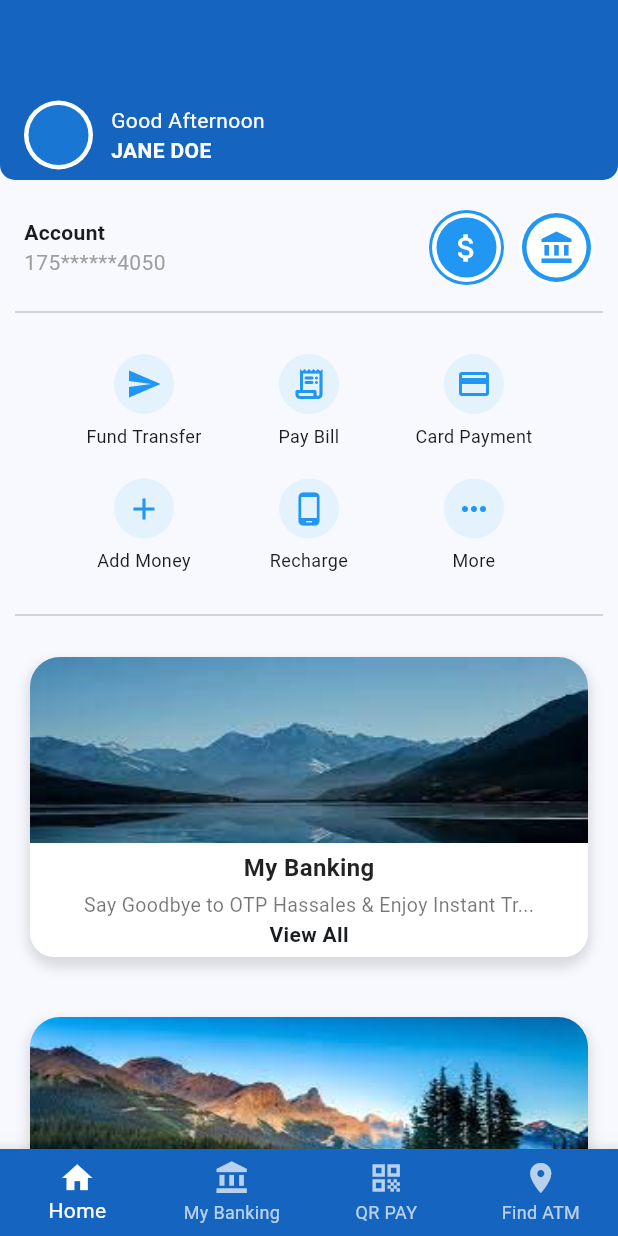
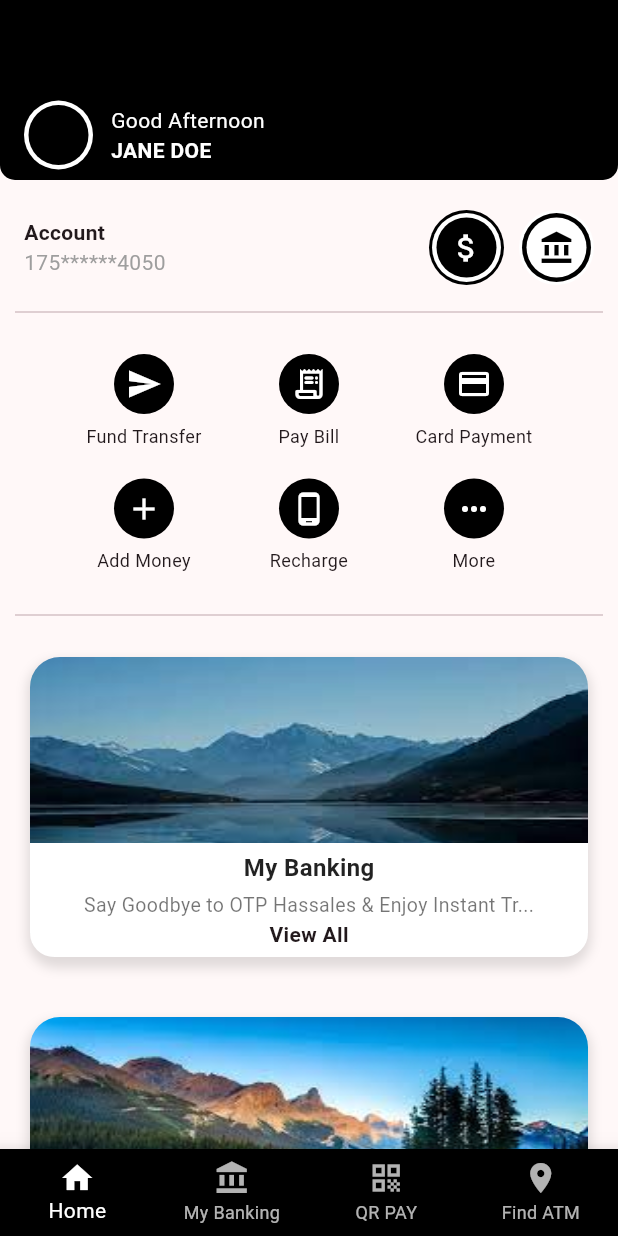
Before and after one commit to Masfiqun/Banking-System, a Flutter app: the screen it shows after launch, after a tap on "Login", on a phone screen of 412 x 824 dp. Run offline on Flutter 3.47's test engine with Material 3 defaults, Android fonts, the phone set to English and light mode, and no system bars; our stand-ins replace fl_chart.

Commit message:
color fixing

```diff
--- a/lib/Pages/QrPage.dart
+++ b/lib/Pages/QrPage.dart
@@ -60,8 +60,6 @@ class QRPayPage extends StatelessWidget {
                     ),
                   ),
                   CustomButton(
-                    textcolor: Colors.white,
-                    color: Colors.blue,
                     text: 'Continue',
                     onPressed: (){}
                   ),
--- a/lib/Pages/banking_page.dart
+++ b/lib/Pages/banking_page.dart
@@ -1,3 +1,4 @@
+import 'package:banking_system/Utils/color.dart';
 import 'package:flutter/material.dart';
 
 class MyBankingPage extends StatelessWidget {
@@ -41,14 +42,14 @@ class MyBankingPage extends StatelessWidget {
                   title: 'My Acc. Transfer',
                   subtitle: 'Transfer to your SCU account',
                   color: Colors.lightBlue.shade50,
-                  icolor: Colors.blue,
+                  icolor: AppColors.primary,
                 ),
                 _buildCardOption(
                   icon: Icons.signpost_rounded,
                   title: 'My MFS Transfer',
                   subtitle: 'Transfer to your MFS account',
                   color: Colors.lightBlue.shade50,
-                  icolor: Colors.blue,
+                  icolor: AppColors.primary,
                 ),
                 _buildCardOption(
                   icon: Icons.credit_card,
--- a/lib/Pages/dashboard.dart
+++ b/lib/Pages/dashboard.dart
@@ -2,6 +2,7 @@ import 'package:banking_system/Pages/QrPage.dart';
 import 'package:banking_system/Pages/banking_page.dart';
 import 'package:banking_system/Pages/findATM.dart';
 import 'package:banking_system/Pages/homepage.dart';
+import 'package:banking_system/Utils/color.dart';
 import 'package:flutter/material.dart';
 
 class DashboardPage extends StatefulWidget {
@@ -76,7 +77,7 @@ class _DashboardPageState extends State<DashboardPage> {
         child: BottomNavigationBar(
           selectedItemColor: Colors.white,
           unselectedItemColor: Colors.white70,
-          backgroundColor: Colors.blue.shade800,
+          backgroundColor: AppColors.primary,
           currentIndex: _currentIndex,
           type: BottomNavigationBarType.fixed,
           onTap: _onTabTapped,
--- a/lib/Pages/homepage.dart
+++ b/lib/Pages/homepage.dart
@@ -1,5 +1,6 @@
 import 'package:banking_system/Pages/cardPayment.dart';
 import 'package:banking_system/Utils/buttons.dart';
+import 'package:banking_system/Utils/color.dart';
 import 'package:flutter/material.dart';
 import 'package:fl_chart/fl_chart.dart';
 
@@ -81,6 +82,7 @@ class _HomePageState extends State<HomePage> with SingleTickerProviderStateMixin
   @override
   Widget build(BuildContext context) {
     return Scaffold(
+      // backgroundColor: AppColors.background,
         key: _scaffoldKey,
         drawer: Drawer(
           // drawer content here
@@ -190,7 +192,7 @@ class _HomePageState extends State<HomePage> with SingleTickerProviderStateMixin
         slivers: [
           SliverAppBar(
             automaticallyImplyLeading: false,
-            backgroundColor: Colors.blue.shade800,
+            backgroundColor: AppColors.primary,
             expandedHeight: 120,
             pinned: true,
             shape: RoundedRectangleBorder(
@@ -208,7 +210,7 @@ class _HomePageState extends State<HomePage> with SingleTickerProviderStateMixin
                       radius: 23,
                       backgroundColor: Colors.white,
                       child: CircleAvatar(
-                        backgroundColor: Colors.blue.shade700,
+                        backgroundColor: AppColors.primary,
                         radius: 20,
                       ),
                     ),
@@ -217,7 +219,12 @@ class _HomePageState extends State<HomePage> with SingleTickerProviderStateMixin
                       crossAxisAlignment: CrossAxisAlignment.start,
                       mainAxisAlignment: MainAxisAlignment.center,
                       children: [
-                        Text('Good Afternoon', style: TextStyle(color: Colors.white)),
+                        GestureDetector(
+                          onTap: () {
+                            _scaffoldKey.currentState?.openDrawer();
+                          },
+                          child: Text('Good Afternoon', style: TextStyle(color: Colors.white))
+                        ),
                         GestureDetector(
                           onTap: (){
                             _scaffoldKey.currentState?.openDrawer();
@@ -258,12 +265,12 @@ class _HomePageState extends State<HomePage> with SingleTickerProviderStateMixin
                         children: [
                           CircleAvatar(
                             radius: 25,
-                            backgroundColor: Colors.blue,
+                            backgroundColor: AppColors.primary,
                             child: CircleAvatar(
                               radius: 23,
                               backgroundColor: Colors.white,
                               child: CircleAvatar(
-                                backgroundColor: Colors.blue,
+                                backgroundColor: AppColors.primary,
                                 child: Icon(Icons.attach_money, color: Colors.white)
                               ),
                             ),
@@ -274,10 +281,10 @@ class _HomePageState extends State<HomePage> with SingleTickerProviderStateMixin
                             backgroundColor: Colors.white,
                             child: CircleAvatar(
                               radius: 23,
-                              backgroundColor: Colors.blue,
+                              backgroundColor: AppColors.primary,
                               child: CircleAvatar(
                                 backgroundColor: Colors.white,
-                                child: Icon(Icons.account_balance, color: Colors.blue)
+                                child: Icon(Icons.account_balance, color: AppColors.primary)
                               ),
                             ),
                           ),
@@ -343,7 +350,7 @@ class _HomePageState extends State<HomePage> with SingleTickerProviderStateMixin
                     child: Container(
                       height: 200,
                       decoration: BoxDecoration(
-                        gradient: const LinearGradient(colors: [Colors.indigo, Colors.blueAccent]),
+                        gradient: const LinearGradient(colors: [Colors.indigo, AppColors.primary]),
                         borderRadius: BorderRadius.circular(20),
                         boxShadow: [
                           BoxShadow(
@@ -397,7 +404,7 @@ class Account extends StatelessWidget {
       child: Scaffold(
         backgroundColor: Colors.white,
         appBar: AppBar(
-          backgroundColor: Colors.blue.shade800,
+          backgroundColor: AppColors.primary,
           centerTitle: true,
           elevation: 0,
           leading: const BackButton(color: Colors.white),
@@ -488,7 +495,7 @@ class Account extends StatelessWidget {
                         style: TextStyle(
                             fontSize: 24,
                             fontWeight: FontWeight.bold,
-                            color: Colors.blue)),
+                            color: AppColors.primary)),
                   ],
                 ),
               ),
@@ -514,7 +521,7 @@ class Account extends StatelessWidget {
                 child: TabBar(
                   labelColor: Colors.black,
                   unselectedLabelColor: Colors.grey,
-                  indicatorColor: Colors.blue,
+                  indicatorColor: AppColors.primary,
                   tabs: [
                     Tab(text: 'This Week'),
                     Tab(text: 'This Month'),
@@ -647,7 +654,7 @@ class _HistoryScreenState extends State<HistoryScreen> {
     return Scaffold(
       backgroundColor: Colors.white,
       appBar: AppBar(
-        backgroundColor: Colors.blue.shade800,
+        backgroundColor: AppColors.primary,
         leading: const BackButton(color: Colors.white),
         title: const Text("History", style: TextStyle(color: Colors.white)),
         centerTitle: true,
@@ -761,10 +768,10 @@ class _HistoryScreenState extends State<HistoryScreen> {
     return Container(
       padding: const EdgeInsets.symmetric(horizontal: 16, vertical: 8),
       decoration: BoxDecoration(
-        color: isSelected ? Colors.blue.shade100 : Colors.grey.shade200,
+        color: isSelected ? AppColors.primary : Colors.grey.shade200,
         borderRadius: BorderRadius.circular(20),
       ),
-      child: Text(label, style: TextStyle(color: isSelected ? Colors.blue : Colors.black54)),
+      child: Text(label, style: TextStyle(color: isSelected ? AppColors.text : Colors.black54)),
     );
   }
 
--- a/lib/Pages/loginpage.dart
+++ b/lib/Pages/loginpage.dart
@@ -1,5 +1,6 @@
 import 'package:banking_system/Pages/dashboard.dart';
 import 'package:banking_system/Utils/buttons.dart';
+import 'package:banking_system/Utils/color.dart';
 import 'package:flutter/material.dart';
 
 class LoginPage extends StatefulWidget {
@@ -93,8 +94,6 @@ class _LoginPageState extends State<LoginPage> {
                   onPressed: (){
                     Navigator.push(context, MaterialPageRoute(builder: (context) => DashboardPage()));
                   },
-                  color: Colors.blue,
-                  textcolor: Colors.white,
                 ),
 
                 SizedBox(height: 30),
@@ -104,7 +103,7 @@ class _LoginPageState extends State<LoginPage> {
                   onTap: () {},
                   child: Text(
                     'Forgot ID or Password?',
-                    style: TextStyle(color: Colors.blue),
+                    style: TextStyle(color: AppColors.primary),
                   ),
                 ),
 
@@ -116,7 +115,7 @@ class _LoginPageState extends State<LoginPage> {
                   onTap: () {},
                   child: Text(
                     'SignUp',
-                    style: TextStyle(color: Colors.blue),
+                    style: TextStyle(color: AppColors.primary),
                   ),
                 ),
 
@@ -133,7 +132,7 @@ class _LoginPageState extends State<LoginPage> {
                 CircleAvatar(
                   radius: 30,
                   backgroundColor: Colors.grey.shade200,
-                  child: Icon(Icons.fingerprint, size: 40, color: Colors.blue),
+                  child: Icon(Icons.fingerprint, size: 40, color: AppColors.primary),
                 ),
 
                 SizedBox(height: 30),
--- a/lib/Utils/buttons.dart
+++ b/lib/Utils/buttons.dart
@@ -1,12 +1,11 @@
 import 'package:flutter/material.dart';
+import 'package:banking_system/Utils/color.dart';
 
 class CustomButton extends StatelessWidget {
   final String text;
   final VoidCallback onPressed;
-  final Color color;
-  final Color textcolor;
 
-  const CustomButton({required this.textcolor, required this.color, required this.text, required this.onPressed, super.key});
+  const CustomButton({required this.text, required this.onPressed, super.key});
 
   @override
   Widget build(BuildContext context) {
@@ -16,7 +15,7 @@ class CustomButton extends StatelessWidget {
       child: ElevatedButton(
         onPressed: onPressed,
         style: ElevatedButton.styleFrom(
-          backgroundColor: color,
+          backgroundColor: AppColors.primary,
           shape: RoundedRectangleBorder(
             borderRadius: BorderRadius.circular(10),
           ),
@@ -26,7 +25,7 @@ class CustomButton extends StatelessWidget {
           style: TextStyle(
             fontWeight: FontWeight.bold,
             fontSize: 20,
-            color: textcolor
+            color: AppColors.text
           ),
         ),
       ),
@@ -55,8 +54,8 @@ class ActionButton extends StatelessWidget {
           GestureDetector(
             onTap: onPressed,
             child: CircleAvatar(
-              backgroundColor: Colors.blue.shade50,
-              child: Icon(icon, color: Colors.blue),
+              backgroundColor: AppColors.primary,
+              child: Icon(icon, color: AppColors.appBarIcon),
             ),
           ),
           const SizedBox(height: 6),
@@ -91,7 +90,7 @@ class CommonCard extends StatelessWidget {
       width: double.infinity,
       height: 200,
       decoration: BoxDecoration(
-        gradient: const LinearGradient(colors: [Colors.indigo, Colors.blueAccent]),
+        gradient: const LinearGradient(colors: [Colors.indigo, AppColors.primary]),
         borderRadius: BorderRadius.circular(20),
         boxShadow: const [
           BoxShadow(
--- /dev/null
+++ b/lib/Utils/color.dart
@@ -0,0 +1,10 @@
+// lib/constants/colors.dart
+import 'package:flutter/material.dart';
+
+class AppColors {
+  static const Color primary = Colors.black; // Blue.shade800
+  static const Color secondary = Color(0xFFFFA726); // Optional
+  static const Color background = Colors.black12;
+  static const Color text = Colors.white;
+  static const Color appBarIcon = Colors.white;
+}
--- a/lib/main.dart
+++ b/lib/main.dart
@@ -1,4 +1,5 @@
 import 'package:banking_system/Pages/loginpage.dart';
+import 'package:banking_system/Utils/color.dart';
 import 'package:flutter/material.dart';
 
 void main() {
@@ -14,7 +15,7 @@ class MyApp extends StatelessWidget {
     return MaterialApp(
       title: 'Flutter Demo',
       theme: ThemeData(
-        colorScheme: ColorScheme.fromSeed(seedColor: Colors.blue),
+        colorScheme: ColorScheme.fromSeed(seedColor: AppColors.primary),
         useMaterial3: true,
       ),
       home: LoginPage(),
```
Also changed, not shown: lib/Pages/cardPayment.dart (+20 -13 lines).
